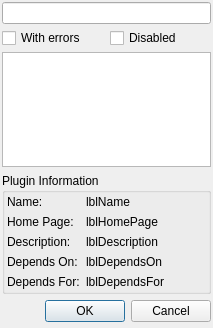
This is src/loader/setuppluginsdialog2.ui in xnamed/vacuum-im as Qt 5 draws it before an edit. The edited form follows.
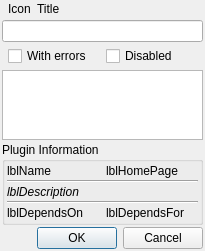
This is the edited form. Custom widgets are drawn as their Qt base class.

Patch:
```diff
--- a/src/loader/setuppluginsdialog2.ui
+++ b/src/loader/setuppluginsdialog2.ui
@@ -6,12 +6,12 @@
    <rect>
     <x>0</x>
     <y>0</y>
-    <width>213</width>
-    <height>328</height>
+    <width>205</width>
+    <height>241</height>
    </rect>
   </property>
   <property name="sizePolicy">
-   <sizepolicy hsizetype="Expanding" vsizetype="Expanding">
+   <sizepolicy hsizetype="Preferred" vsizetype="Expanding">
     <horstretch>0</horstretch>
     <verstretch>0</verstretch>
    </sizepolicy>
@@ -20,6 +20,9 @@
    <string>Setup Plugins</string>
   </property>
   <layout class="QVBoxLayout" name="verticalLayout_3">
+   <property name="spacing">
+    <number>2</number>
+   </property>
    <property name="leftMargin">
     <number>2</number>
    </property>
@@ -30,13 +33,43 @@
     <number>2</number>
    </property>
    <property name="bottomMargin">
-    <number>6</number>
+    <number>2</number>
    </property>
    <item>
     <layout class="QVBoxLayout" name="verticalLayout_2">
      <property name="spacing">
       <number>4</number>
      </property>
+     <item>
+      <layout class="QHBoxLayout" name="horizontalLayout">
+       <property name="leftMargin">
+        <number>6</number>
+       </property>
+       <property name="rightMargin">
+        <number>6</number>
+       </property>
+       <item>
+        <widget class="QLabel" name="lblIcon">
+         <property name="text">
+          <string>Icon</string>
+         </property>
+        </widget>
+       </item>
+       <item>
+        <widget class="QLabel" name="lblTitle">
+         <property name="sizePolicy">
+          <sizepolicy hsizetype="Expanding" vsizetype="Preferred">
+           <horstretch>0</horstretch>
+           <verstretch>0</verstretch>
+          </sizepolicy>
+         </property>
+         <property name="text">
+          <string>Title</string>
+         </property>
+        </widget>
+       </item>
+      </layout>
+     </item>
      <item>
       <layout class="QHBoxLayout" name="horizontalLayout_3">
        <item>
@@ -46,6 +79,12 @@
      </item>
      <item>
       <layout class="QHBoxLayout" name="horizontalLayout_4">
+       <property name="leftMargin">
+        <number>6</number>
+       </property>
+       <property name="rightMargin">
+        <number>6</number>
+       </property>
        <item>
         <widget class="QCheckBox" name="chbWithErrors">
          <property name="text">
@@ -101,6 +140,9 @@
       <string>Plugin Information</string>
      </property>
      <layout class="QVBoxLayout" name="verticalLayout">
+      <property name="spacing">
+       <number>2</number>
+      </property>
       <property name="leftMargin">
        <number>2</number>
       </property>
@@ -114,51 +156,11 @@
        <number>2</number>
       </property>
       <item>
-       <layout class="QGridLayout" name="gridLayout_2">
-        <item row="1" column="0">
-         <widget class="QLabel" name="label_2">
-          <property name="text">
-           <string>Home Page:</string>
-          </property>
-         </widget>
-        </item>
-        <item row="3" column="1">
-         <widget class="QLabel" name="lblDependsOn">
-          <property name="sizePolicy">
-           <sizepolicy hsizetype="Expanding" vsizetype="Preferred">
-            <horstretch>0</horstretch>
-            <verstretch>0</verstretch>
-           </sizepolicy>
-          </property>
-          <property name="text">
-           <string notr="true">lblDependsOn</string>
-          </property>
-          <property name="textFormat">
-           <enum>Qt::RichText</enum>
-          </property>
-          <property name="wordWrap">
-           <bool>true</bool>
-          </property>
-         </widget>
-        </item>
-        <item row="2" column="0">
-         <widget class="QLabel" name="label_5">
-          <property name="text">
-           <string>Description:</string>
-          </property>
-         </widget>
-        </item>
-        <item row="3" column="0">
-         <widget class="QLabel" name="label_On">
-          <property name="text">
-           <string>Depends On:</string>
-          </property>
-         </widget>
-        </item>
-        <item row="0" column="1">
+       <layout class="QHBoxLayout" name="horizontalLayout_2">
+        <item>
          <widget class="QLabel" name="lblName">
           <property name="sizePolicy">
-           <sizepolicy hsizetype="Expanding" vsizetype="Preferred">
+           <sizepolicy hsizetype="Preferred" vsizetype="Preferred">
             <horstretch>0</horstretch>
             <verstretch>0</verstretch>
            </sizepolicy>
@@ -177,23 +179,71 @@
           </property>
          </widget>
         </item>
-        <item row="0" column="0">
-         <widget class="QLabel" name="label">
-          <property name="text">
-           <string>Name:</string>
-          </property>
-         </widget>
-        </item>
-        <item row="1" column="1">
+        <item>
          <widget class="QLabel" name="lblHomePage">
+          <property name="text">
+           <string>lblHomePage</string>
+          </property>
+         </widget>
+        </item>
+       </layout>
+      </item>
+      <item>
+       <widget class="Line" name="line_2">
+        <property name="orientation">
+         <enum>Qt::Horizontal</enum>
+        </property>
+       </widget>
+      </item>
+      <item>
+       <widget class="QLabel" name="lblDescription">
+        <property name="sizePolicy">
+         <sizepolicy hsizetype="Expanding" vsizetype="Preferred">
+          <horstretch>0</horstretch>
+          <verstretch>0</verstretch>
+         </sizepolicy>
+        </property>
+        <property name="font">
+         <font>
+          <italic>true</italic>
+         </font>
+        </property>
+        <property name="text">
+         <string notr="true">lblDescription</string>
+        </property>
+        <property name="textFormat">
+         <enum>Qt::PlainText</enum>
+        </property>
+        <property name="alignment">
+         <set>Qt::AlignLeading|Qt::AlignLeft|Qt::AlignTop</set>
+        </property>
+        <property name="wordWrap">
+         <bool>true</bool>
+        </property>
+        <property name="textInteractionFlags">
+         <set>Qt::LinksAccessibleByMouse|Qt::TextSelectableByKeyboard|Qt::TextSelectableByMouse</set>
+        </property>
+       </widget>
+      </item>
+      <item>
+       <widget class="Line" name="line">
+        <property name="orientation">
+         <enum>Qt::Horizontal</enum>
+        </property>
+       </widget>
+      </item>
+      <item>
+       <layout class="QHBoxLayout" name="horizontalLayout_6">
+        <item>
+         <widget class="QLabel" name="lblDependsOn">
           <property name="sizePolicy">
-           <sizepolicy hsizetype="Expanding" vsizetype="Preferred">
+           <sizepolicy hsizetype="Preferred" vsizetype="Preferred">
             <horstretch>0</horstretch>
             <verstretch>0</verstretch>
            </sizepolicy>
           </property>
           <property name="text">
-           <string notr="true">lblHomePage</string>
+           <string notr="true">lblDependsOn</string>
           </property>
           <property name="textFormat">
            <enum>Qt::RichText</enum>
@@ -203,42 +253,10 @@
           </property>
          </widget>
         </item>
-        <item row="2" column="1">
-         <widget class="QLabel" name="lblDescription">
-          <property name="sizePolicy">
-           <sizepolicy hsizetype="Expanding" vsizetype="Preferred">
-            <horstretch>0</horstretch>
-            <verstretch>0</verstretch>
-           </sizepolicy>
-          </property>
-          <property name="text">
-           <string notr="true">lblDescription</string>
-          </property>
-          <property name="textFormat">
-           <enum>Qt::PlainText</enum>
-          </property>
-          <property name="alignment">
-           <set>Qt::AlignLeading|Qt::AlignLeft|Qt::AlignTop</set>
-          </property>
-          <property name="wordWrap">
-           <bool>true</bool>
-          </property>
-          <property name="textInteractionFlags">
-           <set>Qt::LinksAccessibleByMouse|Qt::TextSelectableByKeyboard|Qt::TextSelectableByMouse</set>
-          </property>
-         </widget>
-        </item>
-        <item row="4" column="0">
-         <widget class="QLabel" name="label_For">
-          <property name="text">
-           <string>Depends For:</string>
-          </property>
-         </widget>
-        </item>
-        <item row="4" column="1">
+        <item>
          <widget class="QLabel" name="lblDependsFor">
           <property name="sizePolicy">
-           <sizepolicy hsizetype="Expanding" vsizetype="Preferred">
+           <sizepolicy hsizetype="Preferred" vsizetype="Preferred">
             <horstretch>0</horstretch>
             <verstretch>0</verstretch>
            </sizepolicy>
```
